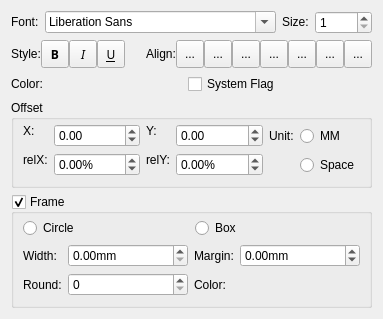
Above: mscore/mscore/textproperties.ui from musescore/musescore-old before the change. Below: the same form after it.
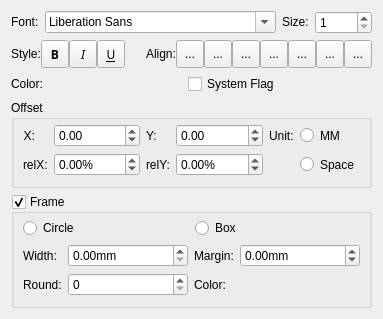
That is the form after the change. Icons and pictures are not drawn. Custom widgets are drawn as their Qt base class.

What changed in the file:
```diff
--- a/mscore/mscore/textproperties.ui
+++ b/mscore/mscore/textproperties.ui
@@ -462,7 +462,7 @@
         <item row="0" column="0">
          <widget class="QLabel" name="label_18">
           <property name="sizePolicy">
-           <sizepolicy hsizetype="Fixed" vsizetype="Fixed">
+           <sizepolicy hsizetype="Fixed" vsizetype="Preferred">
             <horstretch>0</horstretch>
             <verstretch>0</verstretch>
            </sizepolicy>
@@ -470,6 +470,9 @@
           <property name="text">
            <string extracomment="coordinate">X:</string>
           </property>
+          <property name="alignment">
+           <set>Qt::AlignRight|Qt::AlignTrailing|Qt::AlignVCenter</set>
+          </property>
          </widget>
         </item>
         <item row="0" column="1">
@@ -494,7 +497,7 @@
         <item row="1" column="0">
          <widget class="QLabel" name="label_19">
           <property name="sizePolicy">
-           <sizepolicy hsizetype="Fixed" vsizetype="Fixed">
+           <sizepolicy hsizetype="Fixed" vsizetype="Preferred">
             <horstretch>0</horstretch>
             <verstretch>0</verstretch>
            </sizepolicy>
@@ -527,7 +530,7 @@
         <item row="0" column="0">
          <widget class="QLabel" name="label_20">
           <property name="sizePolicy">
-           <sizepolicy hsizetype="Fixed" vsizetype="Fixed">
+           <sizepolicy hsizetype="Fixed" vsizetype="Preferred">
             <horstretch>0</horstretch>
             <verstretch>0</verstretch>
            </sizepolicy>
@@ -559,7 +562,7 @@
         <item row="1" column="0">
          <widget class="QLabel" name="label_21">
           <property name="sizePolicy">
-           <sizepolicy hsizetype="Fixed" vsizetype="Fixed">
+           <sizepolicy hsizetype="Fixed" vsizetype="Preferred">
             <horstretch>0</horstretch>
             <verstretch>0</verstretch>
            </sizepolicy>
@@ -590,7 +593,7 @@
       <item row="0" column="2">
        <widget class="QLabel" name="label_22">
         <property name="sizePolicy">
-         <sizepolicy hsizetype="Fixed" vsizetype="Fixed">
+         <sizepolicy hsizetype="Fixed" vsizetype="Preferred">
           <horstretch>0</horstretch>
           <verstretch>0</verstretch>
          </sizepolicy>
@@ -603,7 +606,7 @@
       <item row="0" column="3">
        <widget class="QRadioButton" name="mmUnit">
         <property name="sizePolicy">
-         <sizepolicy hsizetype="Fixed" vsizetype="Fixed">
+         <sizepolicy hsizetype="Fixed" vsizetype="Preferred">
           <horstretch>0</horstretch>
           <verstretch>0</verstretch>
          </sizepolicy>
@@ -618,6 +621,12 @@
       </item>
       <item row="1" column="3">
        <widget class="QRadioButton" name="spatiumUnit">
+        <property name="sizePolicy">
+         <sizepolicy hsizetype="Minimum" vsizetype="Preferred">
+          <horstretch>0</horstretch>
+          <verstretch>0</verstretch>
+         </sizepolicy>
+        </property>
         <property name="toolTip">
          <string>offset in Space units</string>
         </property>
```
